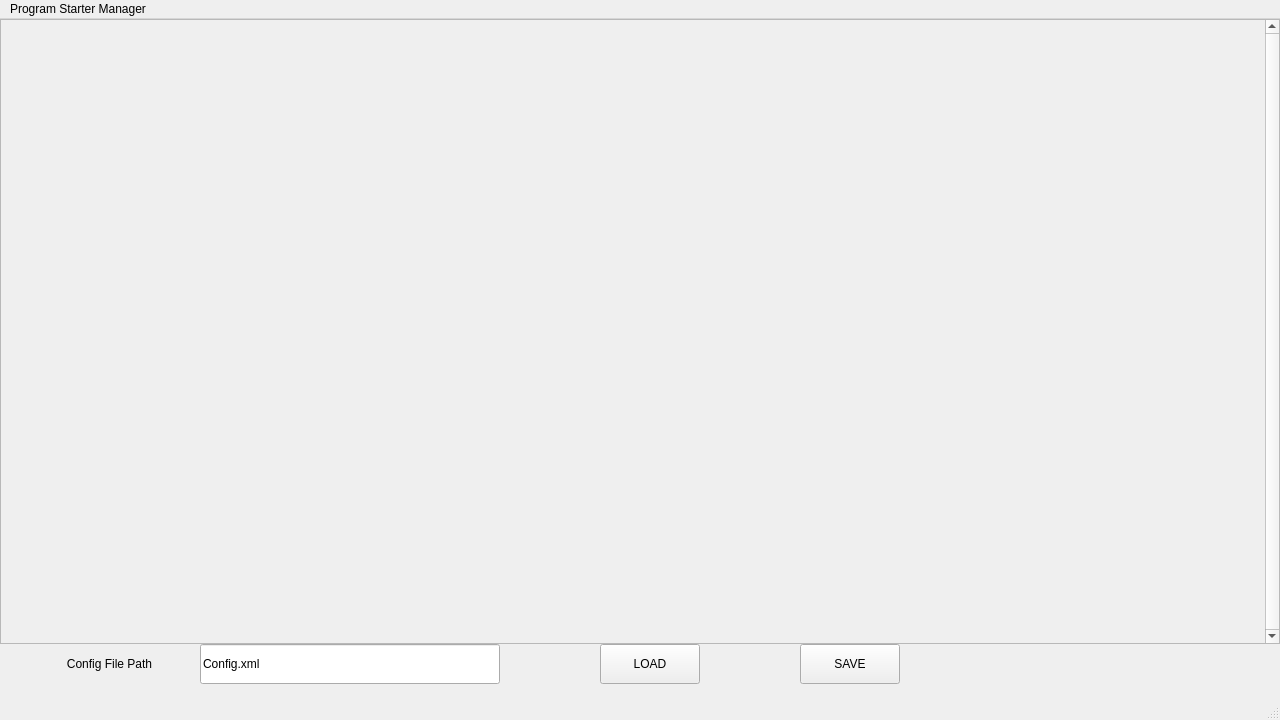
Qt form CProgManager/mainwindow.ui (GLAScorpion/Program-Starter) before a commit.
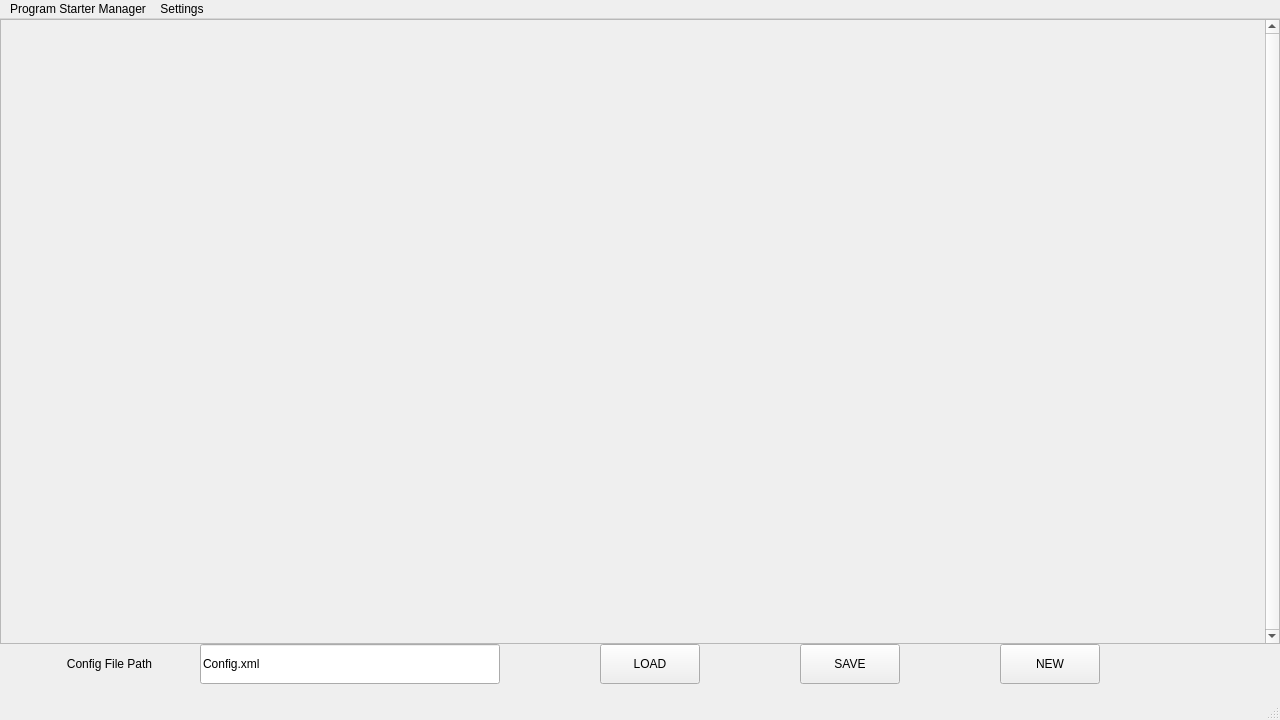
The same form after that commit.

The edit to the form file:
```diff
--- a/CProgManager/mainwindow.ui
+++ b/CProgManager/mainwindow.ui
@@ -98,6 +98,19 @@
      <bool>false</bool>
     </property>
    </widget>
+   <widget class="QPushButton" name="new_button">
+    <property name="geometry">
+     <rect>
+      <x>1000</x>
+      <y>625</y>
+      <width>100</width>
+      <height>40</height>
+     </rect>
+    </property>
+    <property name="text">
+     <string>NEW</string>
+    </property>
+   </widget>
   </widget>
   <widget class="QMenuBar" name="menubar">
    <property name="geometry">
@@ -113,7 +126,15 @@
      <string>Program Starter Manager</string>
     </property>
    </widget>
+   <widget class="QMenu" name="menuSettings">
+    <property name="title">
+     <string>Settings</string>
+    </property>
+    <addaction name="actionBaud_Rate"/>
+    <addaction name="actionPort"/>
+   </widget>
    <addaction name="menuProgram_Starter_Manager"/>
+   <addaction name="menuSettings"/>
   </widget>
   <widget class="QStatusBar" name="statusbar"/>
  </widget>
```
Left out of the diff: 13 changed lines with no effect on the pictures.
